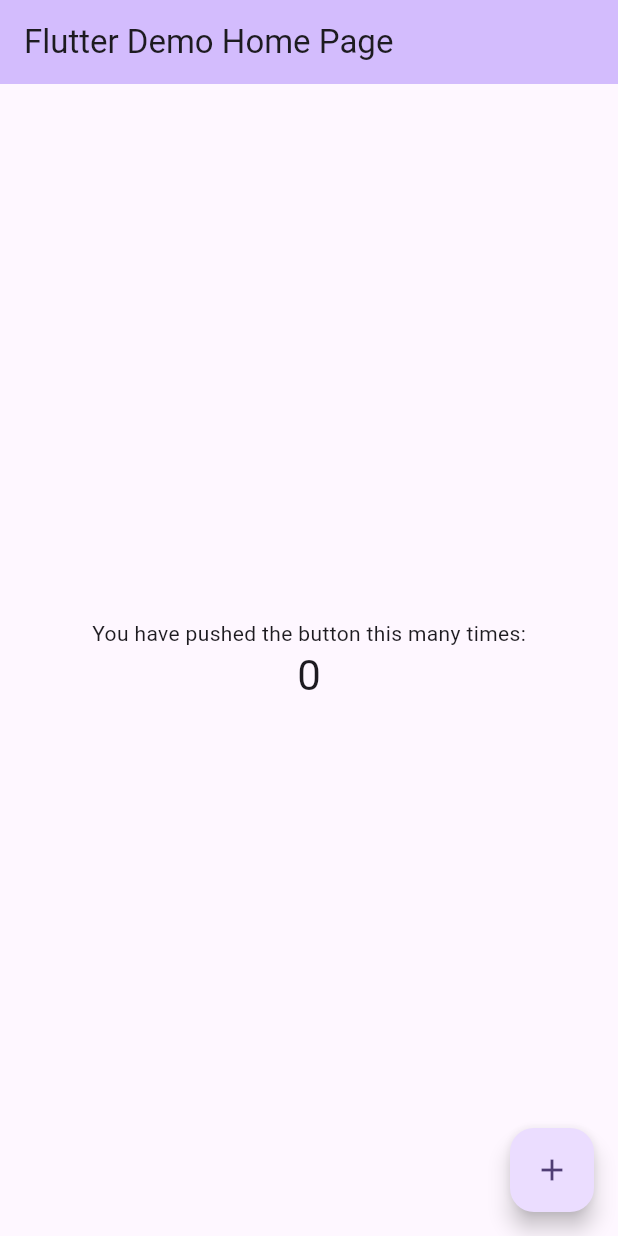
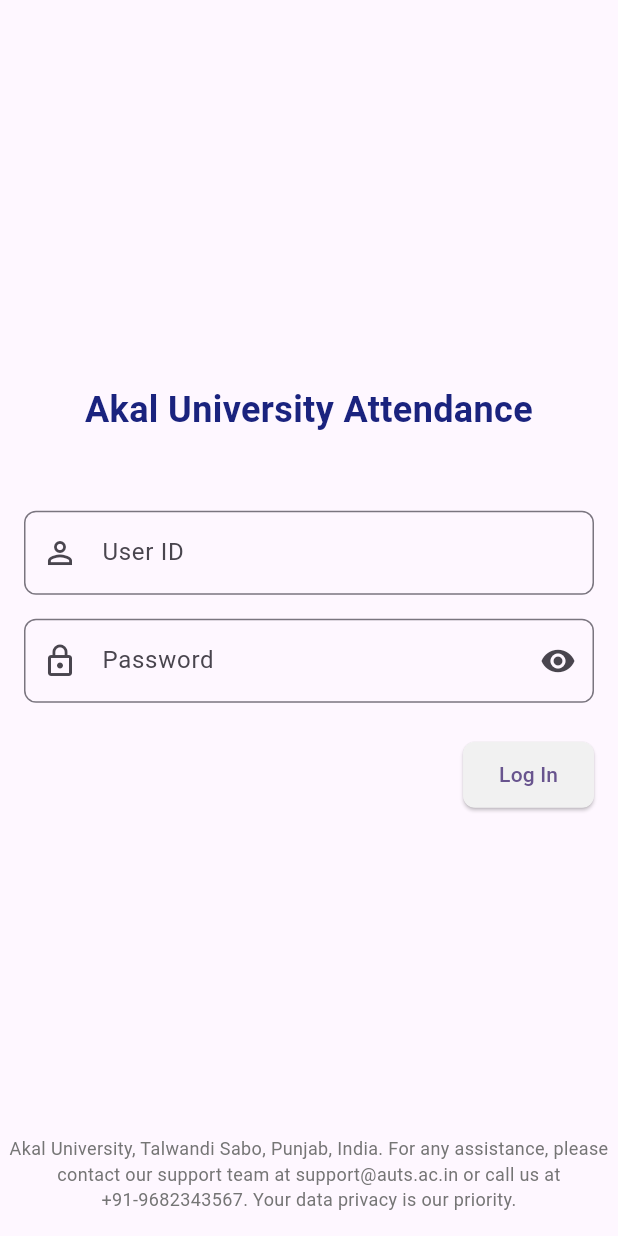
Before and after one commit to gurparvez/attendance_app, a Flutter app: the screen it shows after launch, on a phone screen of 412 x 824 dp. Run offline on Flutter 3.47's test engine with Material 3 defaults, Android fonts, the phone set to English and light mode, and no system bars.

Commit message:
login.dart

```diff
--- a/lib/main.dart
+++ b/lib/main.dart
@@ -1,125 +1,6 @@
+import 'package:attendance_app/src/app.dart';
 import 'package:flutter/material.dart';
 
 void main() {
   runApp(const MyApp());
 }
-
-class MyApp extends StatelessWidget {
-  const MyApp({super.key});
-
-  // This widget is the root of your application.
-  @override
-  Widget build(BuildContext context) {
-    return MaterialApp(
-      title: 'Flutter Demo',
-      theme: ThemeData(
-        // This is the theme of your application.
-        //
-        // TRY THIS: Try running your application with "flutter run". You'll see
-        // the application has a purple toolbar. Then, without quitting the app,
-        // try changing the seedColor in the colorScheme below to Colors.green
-        // and then invoke "hot reload" (save your changes or press the "hot
-        // reload" button in a Flutter-supported IDE, or press "r" if you used
-        // the command line to start the app).
-        //
-        // Notice that the counter didn't reset back to zero; the application
-        // state is not lost during the reload. To reset the state, use hot
-        // restart instead.
-        //
-        // This works for code too, not just values: Most code changes can be
-        // tested with just a hot reload.
-        colorScheme: ColorScheme.fromSeed(seedColor: Colors.deepPurple),
-        useMaterial3: true,
-      ),
-      home: const MyHomePage(title: 'Flutter Demo Home Page'),
-    );
-  }
-}
-
-class MyHomePage extends StatefulWidget {
-  const MyHomePage({super.key, required this.title});
-
-  // This widget is the home page of your application. It is stateful, meaning
-  // that it has a State object (defined below) that contains fields that affect
-  // how it looks.
-
-  // This class is the configuration for the state. It holds the values (in this
-  // case the title) provided by the parent (in this case the App widget) and
-  // used by the build method of the State. Fields in a Widget subclass are
-  // always marked "final".
-
-  final String title;
-
-  @override
-  State<MyHomePage> createState() => _MyHomePageState();
-}
-
-class _MyHomePageState extends State<MyHomePage> {
-  int _counter = 0;
-
-  void _incrementCounter() {
-    setState(() {
-      // This call to setState tells the Flutter framework that something has
-      // changed in this State, which causes it to rerun the build method below
-      // so that the display can reflect the updated values. If we changed
-      // _counter without calling setState(), then the build method would not be
-      // called again, and so nothing would appear to happen.
-      _counter++;
-    });
-  }
-
-  @override
-  Widget build(BuildContext context) {
-    // This method is rerun every time setState is called, for instance as done
-    // by the _incrementCounter method above.
-    //
-    // The Flutter framework has been optimized to make rerunning build methods
-    // fast, so that you can just rebuild anything that needs updating rather
-    // than having to individually change instances of widgets.
-    return Scaffold(
-      appBar: AppBar(
-        // TRY THIS: Try changing the color here to a specific color (to
-        // Colors.amber, perhaps?) and trigger a hot reload to see the AppBar
-        // change color while the other colors stay the same.
-        backgroundColor: Theme.of(context).colorScheme.inversePrimary,
-        // Here we take the value from the MyHomePage object that was created by
-        // the App.build method, and use it to set our appbar title.
-        title: Text(widget.title),
-      ),
-      body: Center(
-        // Center is a layout widget. It takes a single child and positions it
-        // in the middle of the parent.
-        child: Column(
-          // Column is also a layout widget. It takes a list of children and
-          // arranges them vertically. By default, it sizes itself to fit its
-          // children horizontally, and tries to be as tall as its parent.
-          //
-          // Column has various properties to control how it sizes itself and
-          // how it positions its children. Here we use mainAxisAlignment to
-          // center the children vertically; the main axis here is the vertical
-          // axis because Columns are vertical (the cross axis would be
-          // horizontal).
-          //
-          // TRY THIS: Invoke "debug painting" (choose the "Toggle Debug Paint"
-          // action in the IDE, or press "p" in the console), to see the
-          // wireframe for each widget.
-          mainAxisAlignment: MainAxisAlignment.center,
-          children: <Widget>[
-            const Text(
-              'You have pushed the button this many times:',
-            ),
-            Text(
-              '$_counter',
-              style: Theme.of(context).textTheme.headlineMedium,
-            ),
-          ],
-        ),
-      ),
-      floatingActionButton: FloatingActionButton(
-        onPressed: _incrementCounter,
-        tooltip: 'Increment',
-        child: const Icon(Icons.add),
-      ), // This trailing comma makes auto-formatting nicer for build methods.
-    );
-  }
-}
--- /dev/null
+++ b/lib/src/app.dart
@@ -0,0 +1,19 @@
+
+import 'package:attendance_app/src/views/screens/screens.dart';
+import 'package:flutter/material.dart';
+
+class MyApp extends StatelessWidget {
+  const MyApp({super.key});
+
+  @override
+  Widget build(BuildContext context) {
+    return MaterialApp(
+      title: 'Flutter Demo',
+      theme: ThemeData(
+        colorScheme: ColorScheme.fromSeed(seedColor: Colors.deepPurple),
+        useMaterial3: true,
+      ),
+      home: LoginPage(),
+    );
+  }
+}
--- /dev/null
+++ b/lib/src/models/models.dart
@@ -0,0 +1 @@
+export 'user.model.dart';
--- /dev/null
+++ b/lib/src/models/student.model.dart
@@ -0,0 +1,5 @@
+import 'package:attendance_app/src/models/models.dart';
+
+class Student extends User {
+
+}
--- /dev/null
+++ b/lib/src/models/user.model.dart
@@ -0,0 +1,3 @@
+class User {
+
+}
--- /dev/null
+++ b/lib/src/views/screens/login/login.dart
@@ -0,0 +1,109 @@
+import 'package:attendance_app/src/views/widgets/buttons/button_text_primary.dart';
+import 'package:flutter/material.dart';
+
+class LoginPage extends StatefulWidget {
+  const LoginPage({super.key});
+
+  @override
+  _LoginPageState createState() => _LoginPageState();
+}
+
+class _LoginPageState extends State<LoginPage> {
+  final TextEditingController idController = TextEditingController();
+  final TextEditingController passwordController = TextEditingController();
+  bool isPasswordVisible = false;
+  bool isLoading = false;
+
+  void toggleShowPassword() {
+    setState(() {
+      isPasswordVisible = !isPasswordVisible;
+    });
+  }
+
+  @override
+  Widget build(BuildContext context) {
+    return Scaffold(
+      body: Column(
+        crossAxisAlignment: CrossAxisAlignment.center,
+        children: [
+          Expanded(
+            flex: 2,
+            child: Padding(
+              padding: const EdgeInsets.all(16.0),
+              child: Column(
+                mainAxisAlignment: MainAxisAlignment.center,
+                children: [
+                  const SizedBox(height: 40),
+                  Text(
+                    'Akal University Attendance',
+                    style: TextStyle(
+                      fontSize: 24,
+                      fontWeight: FontWeight.bold,
+                      color: Colors.indigo[900],
+                    ),
+                    textAlign: TextAlign.center,
+                  ),
+                  // Image(image: AssetImage("assets/images/logo.png")), // TODO: add uni logo
+                  const SizedBox(height: 50),
+                  TextField(
+                    controller: idController,
+                    decoration: InputDecoration(
+                      labelText: 'User ID',
+                      hintText: 'Enter User ID',
+                      prefixIcon: const Icon(Icons.person_outline),
+                      border: OutlineInputBorder(
+                        borderRadius: BorderRadius.circular(8),
+                      ),
+                    ),
+                  ),
+                  const SizedBox(height: 16),
+                  TextField(
+                    controller: passwordController,
+                    obscureText: !isPasswordVisible,
+                    decoration: InputDecoration(
+                      labelText: 'Password',
+                      hintText: 'Enter Password',
+                      prefixIcon: const Icon(Icons.lock_outline),
+                      suffixIcon: IconButton(
+                        onPressed: toggleShowPassword,
+                        icon: isPasswordVisible
+                            ? const Icon(Icons.visibility_off)
+                            : const Icon(Icons.visibility),
+                      ),
+                      border: OutlineInputBorder(
+                        borderRadius: BorderRadius.circular(8),
+                      ),
+                    ),
+                  ),
+                  const SizedBox(height: 24),
+                  Row(
+                    mainAxisAlignment: MainAxisAlignment.end,
+                    children: [
+                      ButtonTextPrimary(
+                        text: "Log In",
+                        onPressed: () {
+                          setState(() {
+                            isLoading = !isLoading;
+                          });
+                        },
+                        isLoading: isLoading,
+                      )
+                    ],
+                  ),
+                ],
+              ),
+            ),
+          ),
+          Padding(
+            padding: const EdgeInsets.only(bottom: 16),
+            child: Text(
+              'Akal University, Talwandi Sabo, Punjab, India. For any assistance, please contact our support team at support@auts.ac.in or call us at +91-9682343567. Your data privacy is our priority.',
+              style: TextStyle(fontSize: 12, color: Colors.grey[600]),
+              textAlign: TextAlign.center,
+            ),
+          )
+        ],
+      ),
+    );
+  }
+}
--- /dev/null
+++ b/lib/src/views/screens/screens.dart
@@ -0,0 +1 @@
+export 'login/login.dart';
--- /dev/null
+++ b/lib/src/views/widgets/buttons/button_text_primary.dart
@@ -0,0 +1,39 @@
+import 'package:flutter/material.dart';
+
+class ButtonTextPrimary extends StatelessWidget {
+  String text;
+  bool isLoading;
+
+  VoidCallback onPressed;
+
+  ButtonTextPrimary(
+      {super.key,
+      required this.text,
+      required this.onPressed,
+      this.isLoading = false});
+
+  @override
+  Widget build(BuildContext context) {
+    return ElevatedButton(
+      onPressed: onPressed,
+      style: ElevatedButton.styleFrom(
+        backgroundColor: isLoading
+            ? const Color.fromARGB(255, 200, 200, 200)
+            : const Color.fromARGB(255, 241, 241, 241),
+        padding: const EdgeInsets.symmetric(horizontal: 24.0, vertical: 12.0),
+        shape: RoundedRectangleBorder(
+          borderRadius: BorderRadius.circular(8),
+        ),
+      ),
+      child: isLoading
+          ? const SizedBox(
+              width: 24,
+              height: 24,
+              child: CircularProgressIndicator(
+                strokeWidth: 2.0,
+              ),
+            )
+          : Text(text),
+    );
+  }
+}
--- /dev/null
+++ b/lib/src/views/widgets/widgets.dart
@@ -0,0 +1 @@
+export 'buttons/button_text_primary.dart';
--- a/pubspec.yaml
+++ b/pubspec.yaml
@@ -35,6 +35,8 @@ dependencies:
   # The following adds the Cupertino Icons font to your application.
   # Use with the CupertinoIcons class for iOS style icons.
   cupertino_icons: ^1.0.8
+  flutter_riverpod: ^2.5.1
+  riverpod_annotation: ^2.3.5
 
 dev_dependencies:
   flutter_test:
@@ -46,6 +48,9 @@ dev_dependencies:
   # package. See that file for information about deactivating specific lint
   # rules and activating additional ones.
   flutter_lints: ^4.0.0
+  riverpod_generator: ^2.4.3
+  build_runner: ^2.4.12
+  custom_lint: ^0.6.5
 
 # For information on the generic Dart part of this file, see the
 # following page: https://dart.dev/tools/pub/pubspec
```
Also changed, not shown: analysis_options.yaml (+3 -23 lines), pubspec.lock, 1 other file.
